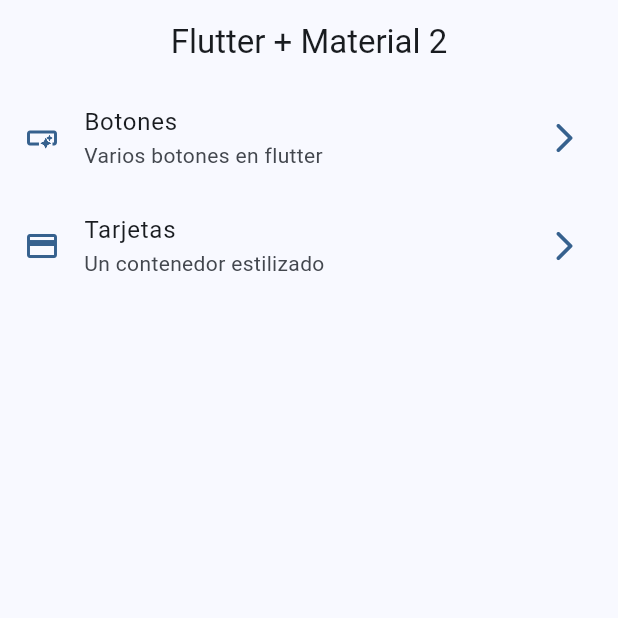
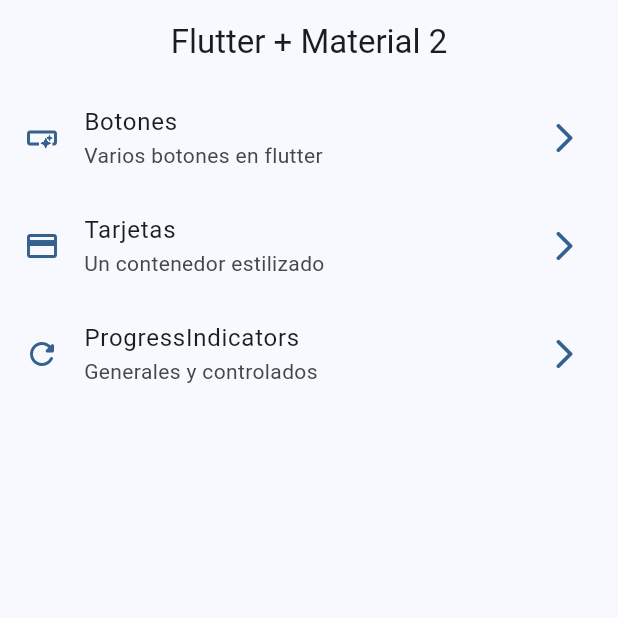
Before and after one commit to MilthonB/Flutter, a Flutter app: the screen it shows after launch, on a phone screen of 412 x 824 dp, the top half of it. Run offline on Flutter 3.47's test engine with Material 3 defaults, Android fonts, the light colour scheme and no system bars; our stand-ins replace animate_do, dio, go_router, google_fonts, video_player; missing offline and left inert: dart:ffi.

Commit message:
Progress indicaror finish

```diff
--- a/widgets_app/lib/config/menu/menu_items.dart
+++ b/widgets_app/lib/config/menu/menu_items.dart
@@ -25,11 +25,16 @@
     sbTitle: 'Varios botones en flutter',
     link: '/buttons'
   ),
-
   MenuItems(
     title: 'Tarjetas',
     icon: Icons.credit_card,
     sbTitle: 'Un contenedor estilizado',
     link: '/cards'
+  ),
+  MenuItems(
+    title: 'ProgressIndicators',
+    icon: Icons.refresh_rounded,
+    sbTitle: 'Generales y controlados',
+    link: '/progress'
   )
 ];
--- a/widgets_app/lib/config/router/app_router.dart
+++ b/widgets_app/lib/config/router/app_router.dart
@@ -21,5 +21,10 @@
       path: '/cards',
       builder: (context, state) => const CardsScreen(),
     ),
+    GoRoute(
+      name: ProgressScreen.name,
+      path: '/progress',
+      builder: (context, state) => const ProgressScreen(),
+    ),
   ]
 );
```
Also changed, not shown: widgets_app/lib/presentation/screens/progress/progress_screen.dart (+55 -1 lines).
